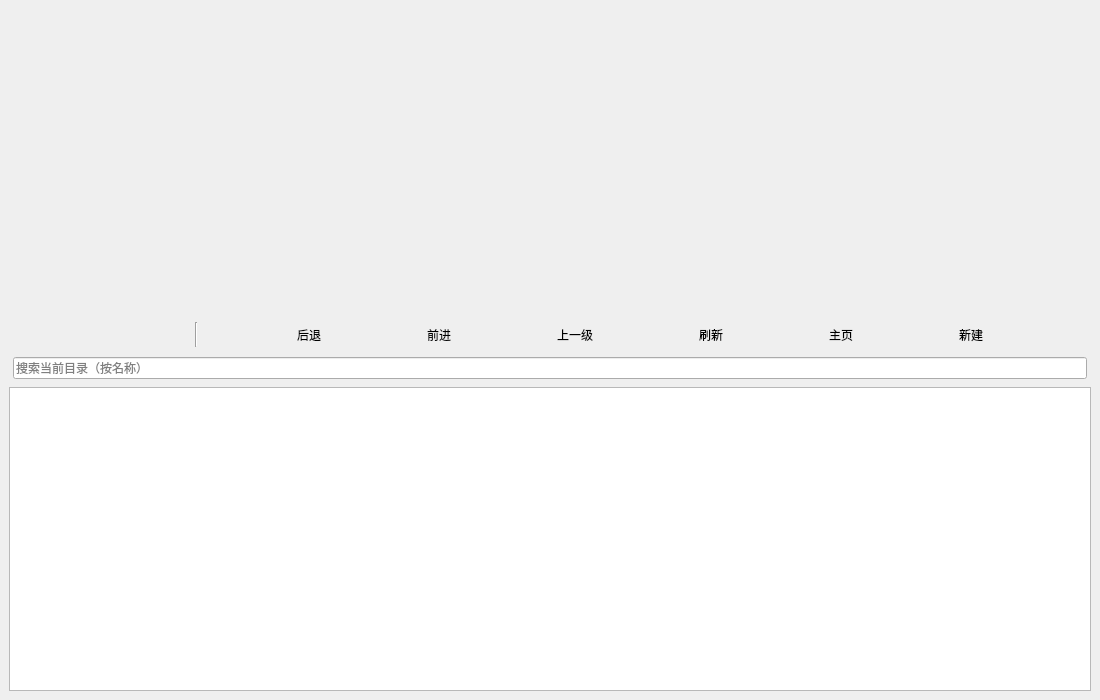
The window that mainwindow.ui (mikufan39/HFADM) describes before a commit, drawn with Qt 5.
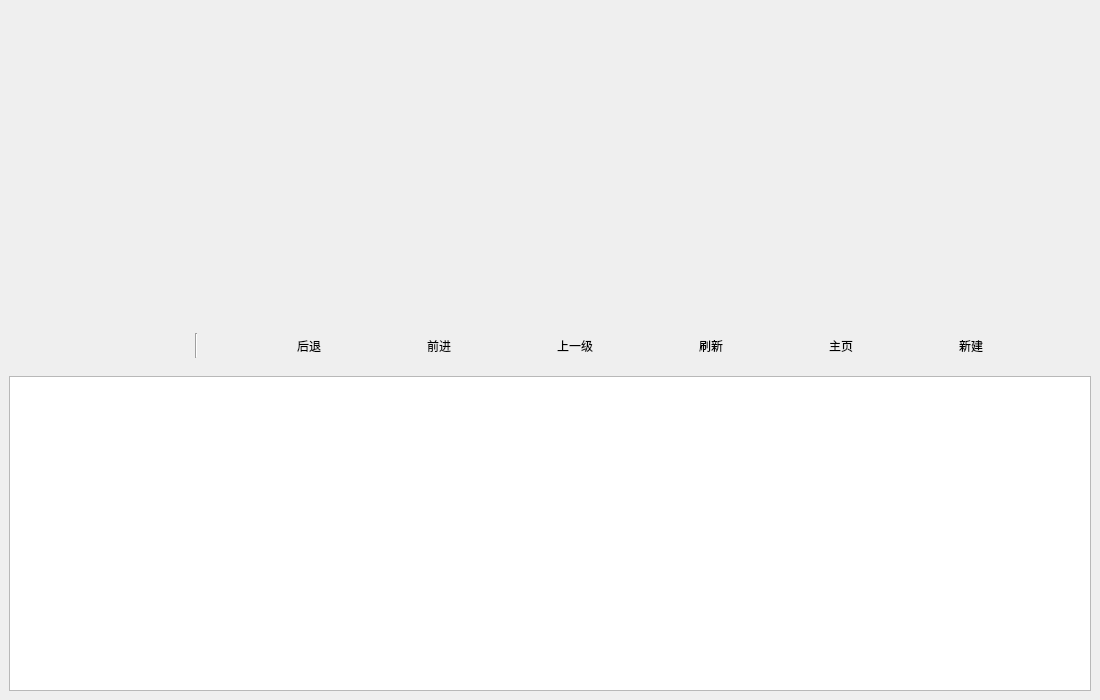
The same window after the commit. Custom widgets are drawn as their Qt base class.

Diff of the .ui file:
```diff
--- a/mainwindow.ui
+++ b/mainwindow.ui
@@ -238,14 +238,7 @@
         <number>2</number>
        </property>
        <item>
-        <widget class="QLineEdit" name="searchEdit">
-         <property name="placeholderText">
-          <string>搜索当前目录（按名称）</string>
-         </property>
-         <property name="clearButtonEnabled">
-          <bool>true</bool>
-         </property>
-        </widget>
+        <widget class="LocationBar" name="locationBar" native="true"/>
        </item>
       </layout>
      </widget>
@@ -286,5 +279,10 @@
    <extends>QTabWidget</extends>
    <header>ui/browsertabwidget.h</header>
   </customwidget>
+  <customwidget>
+   <class>LocationBar</class>
+   <extends>QWidget</extends>
+   <header>ui/locationbar.h</header>
+  </customwidget>
  </customwidgets>
 </ui>
```
